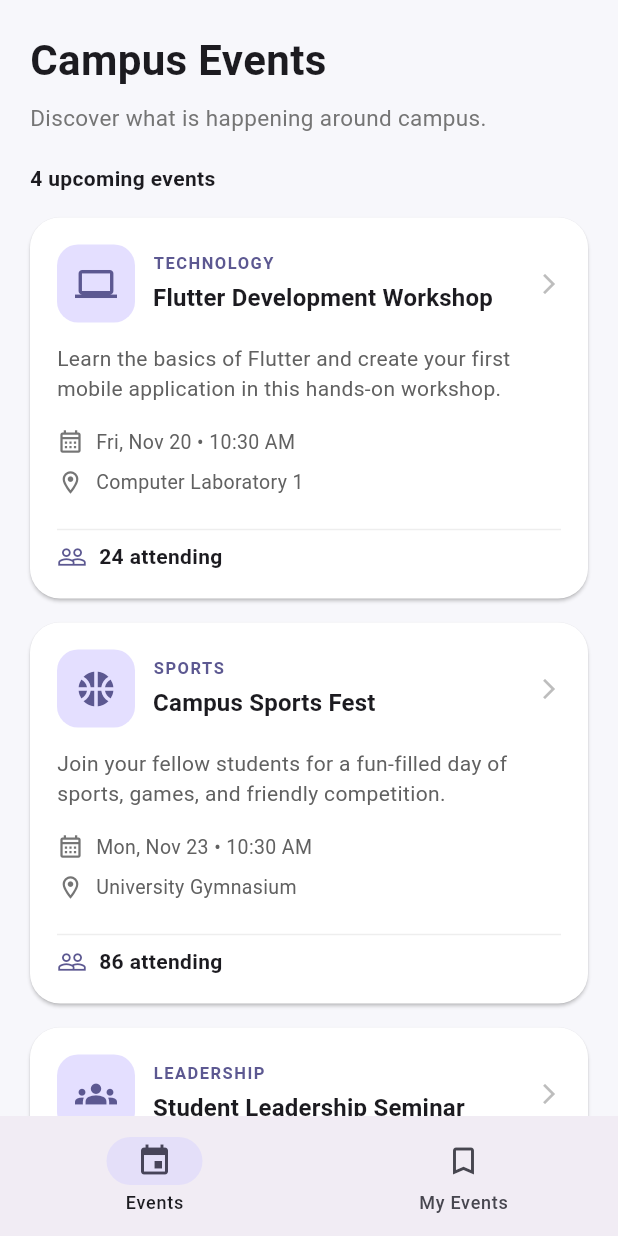
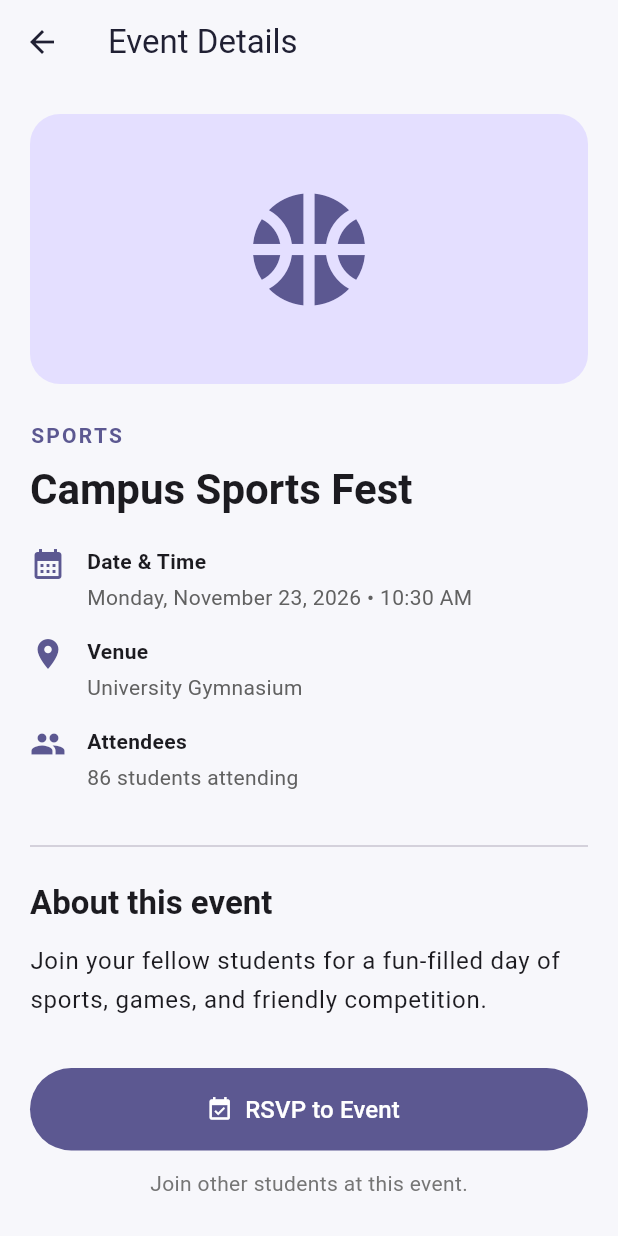
Before and after one commit to DannielBriz/CSIT284-Capstone_Briz, a Flutter app: the screen it shows after launch, after a tap on "SPORTS", on a phone screen of 412 x 824 dp. Run offline on Flutter 3.47's test engine with Material 3 defaults, Android fonts, the phone set to English and light mode, and no system bars.

Commit message:
Implement shared RSVP and My Events screen

```diff
--- /dev/null
+++ b/capstone_briz/lib/screens/event_details_screen.dart
@@ -0,0 +1,259 @@
+import 'package:flutter/material.dart';
+import '../models/event.dart';
+
+class EventDetailsScreen extends StatefulWidget {
+  final Event event;
+  final bool isRegistered;
+  final ValueChanged<bool> onRsvpChanged;
+
+  const EventDetailsScreen({
+    super.key,
+    required this.event,
+    required this.isRegistered,
+    required this.onRsvpChanged,
+  });
+
+  @override
+  State<EventDetailsScreen> createState() => _EventDetailsScreenState();
+}
+
+class _EventDetailsScreenState extends State<EventDetailsScreen> {
+  late bool _isRegistered;
+
+  @override
+  void initState() {
+    super.initState();
+    _isRegistered = widget.isRegistered;
+  }
+
+  String _formatDate(DateTime date) {
+    const months = [
+      'January', 'February', 'March', 'April',
+      'May', 'June', 'July', 'August',
+      'September', 'October', 'November', 'December'
+    ];
+
+    const weekdays = [
+      'Monday', 'Tuesday', 'Wednesday', 'Thursday',
+      'Friday', 'Saturday', 'Sunday'
+    ];
+
+    final weekday = weekdays[date.weekday - 1];
+    final month = months[date.month - 1];
+    final hour = date.hour % 12 == 0 ? 12 : date.hour % 12;
+    final minute = date.minute.toString().padLeft(2, '0');
+    final period = date.hour >= 12 ? 'PM' : 'AM';
+
+    return '$weekday, $month ${date.day}, ${date.year} • $hour:$minute $period';
+  }
+
+  IconData _getCategoryIcon() {
+    switch (widget.event.category.toLowerCase()) {
+      case 'technology':
+        return Icons.computer;
+      case 'sports':
+        return Icons.sports_basketball;
+      case 'leadership':
+        return Icons.groups;
+      case 'academic':
+        return Icons.school;
+      default:
+        return Icons.event;
+    }
+  }
+
+  void _toggleRsvp() {
+    setState(() {
+      _isRegistered = !_isRegistered;
+    });
+
+    widget.onRsvpChanged(_isRegistered);
+
+    ScaffoldMessenger.of(context).showSnackBar(
+      SnackBar(
+        content: Text(
+          _isRegistered
+              ? 'You have successfully RSVP\'d!'
+              : 'Your RSVP has been cancelled.',
+        ),
+      ),
+    );
+  }
+
+  @override
+  Widget build(BuildContext context) {
+    final event = widget.event;
+    final theme = Theme.of(context);
+    final attendeeCount =
+        event.attendeeCount + (_isRegistered ? 1 : 0);
+
+    return Scaffold(
+      appBar: AppBar(
+        title: const Text('Event Details'),
+      ),
+      body: SingleChildScrollView(
+        padding: const EdgeInsets.all(20),
+        child: Column(
+          crossAxisAlignment: CrossAxisAlignment.start,
+          children: [
+            // Event banner
+            Container(
+              width: double.infinity,
+              height: 180,
+              decoration: BoxDecoration(
+                color: theme.colorScheme.primaryContainer,
+                borderRadius: BorderRadius.circular(20),
+              ),
+              child: Icon(
+                _getCategoryIcon(),
+                size: 90,
+                color: theme.colorScheme.primary,
+              ),
+            ),
+            const SizedBox(height: 24),
+
+            // Category
+            Text(
+              event.category.toUpperCase(),
+              style: TextStyle(
+                color: theme.colorScheme.primary,
+                fontWeight: FontWeight.bold,
+                letterSpacing: 1.5,
+              ),
+            ),
+            const SizedBox(height: 8),
+
+            // Title
+            Text(
+              event.title,
+              style: theme.textTheme.headlineMedium?.copyWith(
+                fontWeight: FontWeight.bold,
+              ),
+            ),
+            const SizedBox(height: 20),
+
+            // Date and time
+            _buildInfoRow(
+              Icons.calendar_month,
+              'Date & Time',
+              _formatDate(event.dateTime),
+            ),
+            const SizedBox(height: 16),
+
+            // Venue
+            _buildInfoRow(
+              Icons.location_on,
+              'Venue',
+              event.venue,
+            ),
+            const SizedBox(height: 16),
+
+            // Attendees
+            _buildInfoRow(
+              Icons.people,
+              'Attendees',
+              '$attendeeCount students attending',
+            ),
+            const SizedBox(height: 28),
+
+            const Divider(),
+            const SizedBox(height: 16),
+
+            // About event
+            Text(
+              'About this event',
+              style: theme.textTheme.titleLarge?.copyWith(
+                fontWeight: FontWeight.bold,
+              ),
+            ),
+            const SizedBox(height: 12),
+
+            Text(
+              event.description,
+              style: theme.textTheme.bodyLarge?.copyWith(
+                height: 1.6,
+              ),
+            ),
+            const SizedBox(height: 32),
+
+            // RSVP button
+            SizedBox(
+              width: double.infinity,
+              height: 55,
+              child: FilledButton.icon(
+                onPressed: _toggleRsvp,
+                icon: Icon(
+                  _isRegistered
+                      ? Icons.check_circle
+                      : Icons.event_available,
+                ),
+                label: Text(
+                  _isRegistered ? 'Cancel RSVP' : 'RSVP to Event',
+                  style: const TextStyle(fontSize: 16),
+                ),
+                style: FilledButton.styleFrom(
+                  backgroundColor: _isRegistered
+                      ? Colors.red.shade400
+                      : theme.colorScheme.primary,
+                ),
+              ),
+            ),
+            const SizedBox(height: 12),
+
+            Center(
+              child: Text(
+                _isRegistered
+                    ? 'You are registered for this event!'
+                    : 'Join other students at this event.',
+                style: TextStyle(
+                  color: Colors.grey.shade600,
+                ),
+              ),
+            ),
+            const SizedBox(height: 20),
+          ],
+        ),
+      ),
+    );
+  }
+
+  Widget _buildInfoRow(
+    IconData icon,
+    String title,
+    String value,
+  ) {
+    return Row(
+      crossAxisAlignment: CrossAxisAlignment.start,
+      children: [
+        Icon(
+          icon,
+          size: 24,
+          color: Theme.of(context).colorScheme.primary,
+        ),
+        const SizedBox(width: 14),
+        Expanded(
+          child: Column(
+            crossAxisAlignment: CrossAxisAlignment.start,
+            children: [
+              Text(
+                title,
+                style: const TextStyle(
+                  fontWeight: FontWeight.bold,
+                  fontSize: 14,
+                ),
+              ),
+              const SizedBox(height: 4),
+              Text(
+                value,
+                style: TextStyle(
+                  color: Colors.grey.shade700,
+                  fontSize: 14,
+                ),
+              ),
+            ],
+          ),
+        ),
+      ],
+    );
+  }
+}
--- a/capstone_briz/lib/screens/events_screen.dart
+++ b/capstone_briz/lib/screens/events_screen.dart
@@ -1,9 +1,15 @@
 import 'package:flutter/material.dart';
 import '../data/dummy_events.dart';
 import '../widgets/event_card.dart';
+import '../models/event.dart';
 
 class EventsScreen extends StatelessWidget {
-  const EventsScreen({super.key});
+  final void Function(Event event) onOpenEvent;
+
+  const EventsScreen({
+    super.key,
+    required this.onOpenEvent,
+  });
 
   @override
   Widget build(BuildContext context) {
@@ -36,13 +42,10 @@ class EventsScreen extends StatelessWidget {
           ),
           const SizedBox(height: 16),
 
-          // Display all campus events
           ...dummyEvents.map(
             (event) => EventCard(
               event: event,
-              onTap: () {
-                // Event details navigation will be added next.
-              },
+              onTap: () => onOpenEvent(event),
             ),
           ),
         ],
--- a/capstone_briz/lib/screens/home_screen.dart
+++ b/capstone_briz/lib/screens/home_screen.dart
@@ -1,7 +1,11 @@
+import 'package:flutter/material.dart';
 
-import 'package:flutter/material.dart';
+import '../data/dummy_events.dart';
+import '../models/event.dart';
 import '../widgets/bottom_navigation.dart';
 import 'events_screen.dart';
+import 'event_details_screen.dart';
+import 'my_events_screen.dart';
 
 class HomeScreen extends StatefulWidget {
   const HomeScreen({super.key});
@@ -13,6 +17,50 @@ class HomeScreen extends StatefulWidget {
 class _HomeScreenState extends State<HomeScreen> {
   int _selectedIndex = 0;
 
+  final Set<String> _registeredEventIds = {};
+
+  List<Event> get _registeredEvents {
+    return dummyEvents
+        .where((event) => _registeredEventIds.contains(event.id))
+        .toList();
+  }
+
+  void _toggleRsvp(Event event, bool isRegistered) {
+    setState(() {
+      if (isRegistered) {
+        _registeredEventIds.add(event.id);
+      } else {
+        _registeredEventIds.remove(event.id);
+      }
+    });
+  }
+
+  void _openEvent(Event event) {
+    Navigator.of(context).push(
+      MaterialPageRoute(
+        builder: (ctx) => EventDetailsScreen(
+          event: event,
+          isRegistered: _registeredEventIds.contains(event.id),
+          onRsvpChanged: (isRegistered) {
+            _toggleRsvp(event, isRegistered);
+          },
+        ),
+      ),
+    );
+  }
+
+  void _cancelRsvp(Event event) {
+    setState(() {
+      _registeredEventIds.remove(event.id);
+    });
+
+    ScaffoldMessenger.of(context).showSnackBar(
+      SnackBar(
+        content: Text('RSVP cancelled for ${event.title}'),
+      ),
+    );
+  }
+
   void _selectPage(int index) {
     setState(() {
       _selectedIndex = index;
@@ -21,13 +69,21 @@ class _HomeScreenState extends State<HomeScreen> {
 
   @override
   Widget build(BuildContext context) {
+    final pages = [
+      EventsScreen(
+        onOpenEvent: _openEvent,
+      ),
+      MyEventsScreen(
+        registeredEvents: _registeredEvents,
+        onOpenEvent: _openEvent,
+        onCancelRsvp: _cancelRsvp,
+      ),
+    ];
+
     return Scaffold(
       body: IndexedStack(
         index: _selectedIndex,
-        children: const [
-          EventsScreen(),
-          MyEventsPlaceholder(),
-        ],
+        children: pages,
       ),
       bottomNavigationBar: BottomNavigation(
         selectedIndex: _selectedIndex,
@@ -36,62 +92,3 @@ class _HomeScreenState extends State<HomeScreen> {
     );
   }
 }
-
-class MyEventsPlaceholder extends StatelessWidget {
-  const MyEventsPlaceholder({super.key});
-
-  @override
-  Widget build(BuildContext context) {
-    return SafeArea(
-      child: Padding(
-        padding: const EdgeInsets.all(24),
-        child: Column(
-          crossAxisAlignment: CrossAxisAlignment.start,
-          children: [
-            const SizedBox(height: 16),
-            Text(
-              'My Events',
-              style: Theme.of(context).textTheme.headlineLarge?.copyWith(
-                    fontWeight: FontWeight.bold,
-                  ),
-            ),
-            const SizedBox(height: 8),
-            Text(
-              'Manage the events you are attending.',
-              style: TextStyle(color: Colors.grey.shade600),
-            ),
-            const SizedBox(height: 32),
-            Expanded(
-              child: Center(
-                child: Column(
-                  mainAxisAlignment: MainAxisAlignment.center,
-                  children: [
-                    Icon(
-                      Icons.bookmark_outline,
-                      size: 72,
-                      color: Colors.deepPurple.shade200,
-                    ),
-                    const SizedBox(height: 16),
-                    const Text(
-                      'You have no events yet',
-                      style: TextStyle(
-                        fontSize: 18,
-                        fontWeight: FontWeight.w600,
-                      ),
-                    ),
-                    const SizedBox(height: 8),
-                    Text(
-                      'RSVP to an event to see it here.',
-                      style: TextStyle(color: Colors.grey.shade600),
-                      textAlign: TextAlign.center,
-                    ),
-                  ],
-                ),
-              ),
-            ),
-          ],
-        ),
-      ),
-    );
-  }
-}
--- /dev/null
+++ b/capstone_briz/lib/screens/my_events_screen.dart
@@ -0,0 +1,186 @@
+import 'package:flutter/material.dart';
+import '../models/event.dart';
+
+class MyEventsScreen extends StatelessWidget {
+  final List<Event> registeredEvents;
+  final void Function(Event event) onOpenEvent;
+  final void Function(Event event) onCancelRsvp;
+
+  const MyEventsScreen({
+    super.key,
+    required this.registeredEvents,
+    required this.onOpenEvent,
+    required this.onCancelRsvp,
+  });
+
+  String _formatDate(DateTime date) {
+    const months = [
+      'Jan', 'Feb', 'Mar', 'Apr', 'May', 'Jun',
+      'Jul', 'Aug', 'Sep', 'Oct', 'Nov', 'Dec'
+    ];
+
+    final month = months[date.month - 1];
+    final hour = date.hour % 12 == 0 ? 12 : date.hour % 12;
+    final minute = date.minute.toString().padLeft(2, '0');
+    final period = date.hour >= 12 ? 'PM' : 'AM';
+
+    return '$month ${date.day}, ${date.year} • $hour:$minute $period';
+  }
+
+  @override
+  Widget build(BuildContext context) {
+    final theme = Theme.of(context);
+
+    if (registeredEvents.isEmpty) {
+      return SafeArea(
+        child: Center(
+          child: Padding(
+            padding: const EdgeInsets.all(24),
+            child: Column(
+              mainAxisAlignment: MainAxisAlignment.center,
+              children: [
+                Icon(
+                  Icons.event_busy,
+                  size: 80,
+                  color: theme.colorScheme.primary.withValues(alpha: 0.5),
+                ),
+                const SizedBox(height: 20),
+                Text(
+                  'No Registered Events',
+                  style: theme.textTheme.headlineSmall?.copyWith(
+                    fontWeight: FontWeight.bold,
+                  ),
+                ),
+                const SizedBox(height: 10),
+                Text(
+                  'You have not RSVP\'d to any events yet. '
+                  'Explore campus events and join something exciting!',
+                  textAlign: TextAlign.center,
+                  style: theme.textTheme.bodyMedium?.copyWith(
+                    color: Colors.grey.shade600,
+                  ),
+                ),
+              ],
+            ),
+          ),
+        ),
+      );
+    }
+
+    return SafeArea(
+      child: ListView(
+        padding: const EdgeInsets.all(20),
+        children: [
+          Text(
+            'My Events',
+            style: theme.textTheme.headlineMedium?.copyWith(
+              fontWeight: FontWeight.bold,
+            ),
+          ),
+          const SizedBox(height: 8),
+          Text(
+            'Events you have registered for.',
+            style: TextStyle(
+              color: Colors.grey.shade600,
+            ),
+          ),
+          const SizedBox(height: 20),
+          Text(
+            '${registeredEvents.length} registered event(s)',
+            style: const TextStyle(
+              fontWeight: FontWeight.w600,
+            ),
+          ),
+          const SizedBox(height: 16),
+
+          ...registeredEvents.map(
+            (event) => Card(
+              margin: const EdgeInsets.only(bottom: 16),
+              clipBehavior: Clip.antiAlias,
+              child: Padding(
+                padding: const EdgeInsets.all(16),
+                child: Column(
+                  crossAxisAlignment: CrossAxisAlignment.start,
+                  children: [
+                    InkWell(
+                      onTap: () => onOpenEvent(event),
+                      child: Row(
+                        children: [
+                          Icon(
+                            Icons.event_available,
+                            size: 30,
+                            color: theme.colorScheme.primary,
+                          ),
+                          const SizedBox(width: 12),
+                          Expanded(
+                            child: Text(
+                              event.title,
+                              style: theme.textTheme.titleMedium?.copyWith(
+                                fontWeight: FontWeight.bold,
+                              ),
+                            ),
+                          ),
+                          const Icon(Icons.chevron_right),
+                        ],
+                      ),
+                    ),
+                    const SizedBox(height: 12),
+                    Row(
+                      children: [
+                        Icon(
+                          Icons.calendar_month,
+                          size: 18,
+                          color: Colors.grey.shade600,
+                        ),
+                        const SizedBox(width: 8),
+                        Expanded(
+                          child: Text(
+                            _formatDate(event.dateTime),
+                            style: TextStyle(
+                              color: Colors.grey.shade700,
+                            ),
+                          ),
+                        ),
+                      ],
+                    ),
+                    const SizedBox(height: 8),
+                    Row(
+                      children: [
+                        Icon(
+                          Icons.location_on_outlined,
+                          size: 18,
+                          color: Colors.grey.shade600,
+                        ),
+                        const SizedBox(width: 8),
+                        Expanded(
+                          child: Text(
+                            event.venue,
+                            style: TextStyle(
+                              color: Colors.grey.shade700,
+                            ),
+                          ),
+                        ),
+                      ],
+                    ),
+                    const SizedBox(height: 16),
+                    SizedBox(
+                      width: double.infinity,
+                      child: OutlinedButton.icon(
+                        onPressed: () => onCancelRsvp(event),
+                        icon: const Icon(Icons.event_busy),
+                        label: const Text('Cancel RSVP'),
+                        style: OutlinedButton.styleFrom(
+                          foregroundColor: Colors.red,
+                        ),
+                      ),
+                    ),
+                  ],
+                ),
+              ),
+            ),
+          ),
+        ],
+      ),
+    );
+  }
+}
--- a/capstone_briz/lib/widgets/event_card.dart
+++ b/capstone_briz/lib/widgets/event_card.dart
@@ -1,4 +1,3 @@
-
 import 'package:flutter/material.dart';
 import '../models/event.dart';
 
@@ -39,7 +38,6 @@ class EventCard extends StatelessWidget {
 
     final weekday = weekdays[date.weekday - 1];
     final month = months[date.month - 1];
-
     final hour = date.hour % 12 == 0 ? 12 : date.hour % 12;
     final minute = date.minute.toString().padLeft(2, '0');
     final period = date.hour >= 12 ? 'PM' : 'AM';
```
